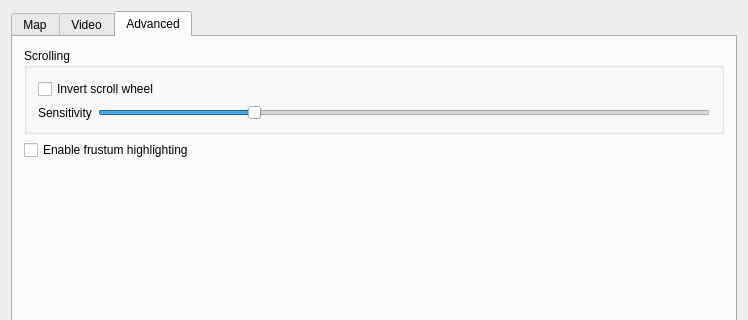
This is kadas/app/globe/kadasglobedialog.ui in kadas-albireo/kadas-albireo2 as Qt 5 draws it before an edit; both pictures show x 0 to 748 and y 0 to 320 of the 748 by 534 pixel window. The edited form follows.
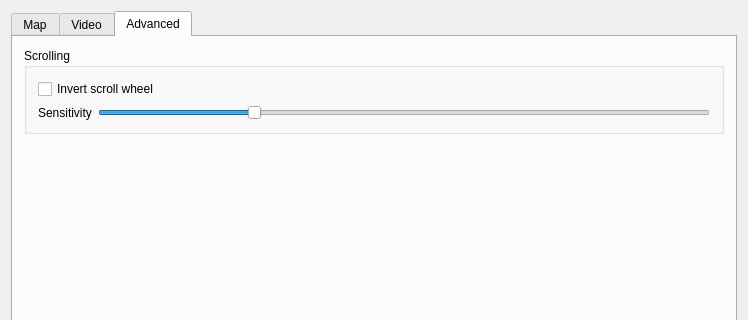
This is the edited form. The open tabs and pages were chosen to show the change. Icons and pictures are not drawn.

Commit message: Drop globe frustum highlight support

Patch:
```diff
--- a/kadas/app/globe/kadasglobedialog.ui
+++ b/kadas/app/globe/kadasglobedialog.ui
@@ -635,13 +635,6 @@
          </layout>
         </widget>
        </item>
-       <item>
-        <widget class="QCheckBox" name="checkBoxFrustumHighlighting">
-         <property name="text">
-          <string>Enable frustum highlighting</string>
-         </property>
-        </widget>
-       </item>
        <item>
         <spacer name="verticalSpacerAdvancedTab">
          <property name="orientation">
```
The commit also changes 6 other files.
